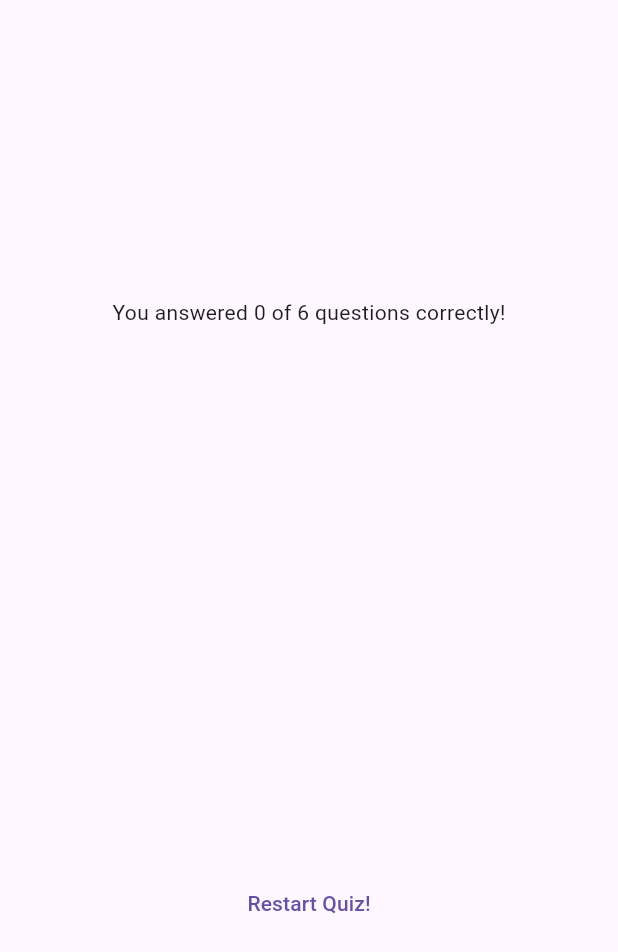
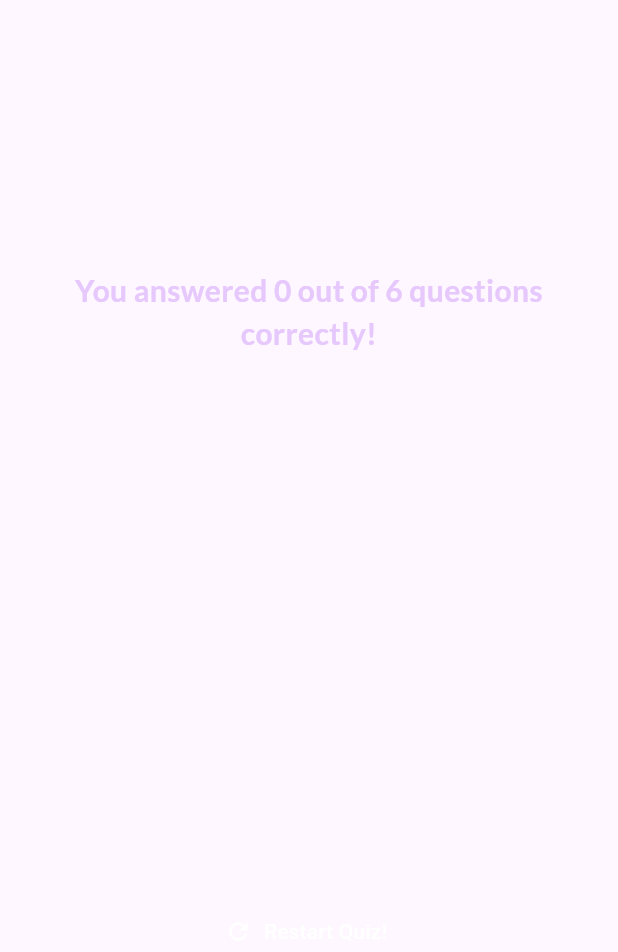
Before and after one commit to nadirdev1/Flutter_Projects, a Flutter app: the ResultScreen widget shown alone on an empty page, opened directly with empty values, on a phone screen of 412 x 824 dp. Shown: the top 952 px of the screen. Run offline on Flutter 3.47's test engine with Material 3 defaults, Android fonts, the light colour scheme and no system bars; our stand-ins replace google_fonts.

Commit message:
end app2

```diff
--- a/app2_questionnaire/lib/questions_summary/question_summary.dart
+++ b/app2_questionnaire/lib/questions_summary/question_summary.dart
@@ -1,4 +1,5 @@
 import 'package:app2_questionnaire/questions_summary/question_identifier.dart';
+import 'package:app2_questionnaire/questions_summary/summary_item.dart';
 import 'package:flutter/material.dart';
 
 class QuestionSummary extends StatelessWidget {
@@ -13,25 +14,7 @@ class QuestionSummary extends StatelessWidget {
       child: SingleChildScrollView(
         child: Column(
           children: summaryData
-              .map((data) => Row(
-                    children: [
-                      QuestionIdentifier(questionIndex:data['question_index'] as int,isCorrectAnswer:  true),
-                      Expanded(
-                        child: Column(
-                          children: [
-                            Text(data['question'] as String),
-                            const SizedBox(
-                              height: 5,
-                            ),
-                            Text(
-                              data['user-answer'] as String,
-                            ),
-                            Text(data['correct-answer'] as String)
-                          ],
-                        ),
-                      ),
-                    ],
-                  ))
+              .map((data) => SummaryItem(itemData: data))
               .toList(),
         ),
       ),
--- a/app2_questionnaire/lib/result_screen.dart
+++ b/app2_questionnaire/lib/result_screen.dart
@@ -2,6 +2,7 @@ import 'package:app2_questionnaire/data/questions.dart';
 import 'package:app2_questionnaire/questions_summary/question_summary.dart';
 
 import 'package:flutter/material.dart';
+import 'package:google_fonts/google_fonts.dart';
 
 class ResultScreen extends StatelessWidget {
   const ResultScreen({
@@ -17,7 +18,7 @@ class ResultScreen extends StatelessWidget {
     final List<Map<String, Object>> summary = [
       for (var i = 0; i < chosenAnswers.length; i++)
         {
-          'question_index': i,
+          'question-index': i,
           'question': questions[i].text,
           'correct-answer': questions[i].answers[0],
           'user-answer': chosenAnswers[i],
@@ -42,8 +43,15 @@ class ResultScreen extends StatelessWidget {
         child: Column(
           mainAxisAlignment: MainAxisAlignment.center,
           children: [
-            Text(
-                "You answered $correctQuestions of $numTotalQuestions questions correctly!"),
+           Text(
+              'You answered $correctQuestions out of $numTotalQuestions questions correctly!',
+              style: GoogleFonts.lato(
+                color: const Color.fromARGB(255, 230, 200, 253),
+                fontSize: 20,
+                fontWeight: FontWeight.bold,
+              ),
+              textAlign: TextAlign.center,
+            ),
             const SizedBox(
               height: 30,
             ),
@@ -51,8 +59,14 @@ class ResultScreen extends StatelessWidget {
             const SizedBox(
               height: 30,
             ),
-            TextButton(
-                onPressed: switchScreen, child: const Text('Restart Quiz!'))
+              TextButton.icon(
+              onPressed: switchScreen,
+              style: TextButton.styleFrom(
+                foregroundColor: Colors.white,
+              ),
+              icon: const Icon(Icons.refresh),
+              label: const Text('Restart Quiz!'),
+            )
           ],
         ),
       ),
```
Also changed, not shown: app2_questionnaire/lib/questions_summary/summary_item.dart (+57 -0 lines), app2_questionnaire/lib/questions_summary/question_identifier.dart (line endings or trailing spaces).
